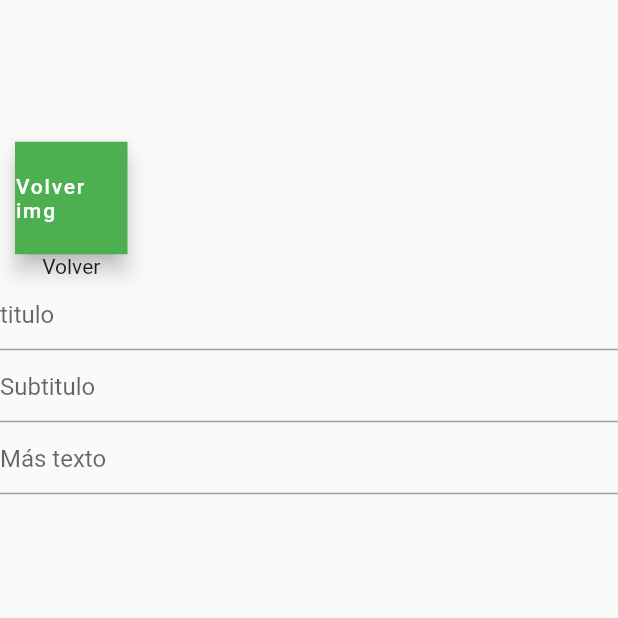
After one commit to edujimenezc/Flutter-Web-Creator-App, a Flutter app: the CreacionWebsPage screen opened directly, after a tap on "Cabecera", on a phone screen of 412 x 824 dp, the top half of it. The commit adds this screen. Run offline on Flutter 3.47's test engine with Material 2 defaults, Android fonts, the phone set to English and light mode, and no system bars; our stand-ins replace firebase_auth, firebase_core; accounts and stored records are empty.

Commit message:
avance en la creación de encabezados

```diff
--- /dev/null
+++ b/app/assets/jsonBase.json
@@ -0,0 +1,27 @@
+[
+
+	{
+		"h1": "titulo",
+		"h2": "",
+		"h3": "",
+		"divs": [
+			{
+				"div1":
+					{
+						"text": "hola",
+						"text2": "esto es otro p",
+						"imagen":"asas"
+					}
+				,
+				"div2":{
+					"text": "hola2"
+
+				}
+			}
+
+		]
+
+	}
+
+
+]
--- /dev/null
+++ b/app/lib/src/classes/Contenedor.dart
@@ -0,0 +1,10 @@
+import 'package:flutter/material.dart';
+
+class Contenedor{
+List<String> texto=[];
+
+
+
+
+
+}
--- /dev/null
+++ b/app/lib/src/classes/Encabezado.dart
@@ -0,0 +1,107 @@
+import 'package:ejemplobbdd/src/classes/Contenedor.dart';
+import 'package:flutter/material.dart';
+
+class Encabezado{
+String h1;
+String h2;
+String h3;
+List<dynamic> Listadivs;
+List<Contenedor> contenedores=[];
+Map<dynamic,dynamic> mapaDivs={};
+Encabezado(
+  {
+required this.h1,
+required this.h2,
+required this.h3,
+required this.Listadivs,
+}
+
+
+
+
+
+
+
+
+);
+
+
+
+
+String get getH1{
+return this.h1;
+}
+
+String get getH2{
+return this.h2;
+}
+
+String get getH3{
+return this.h3;
+}
+
+void set setH1(String text){
+this.h1=text;
+}
+
+void set setH2(String text){
+this.h2=text;
+}
+
+void set setH3(String text){
+this.h3=text;
+}
+
+
+
+void aniadirAContenedores(){
+  this.Listadivs.forEach((element) {mapaDivs=element;});
+  var i=0;
+
+  for (var item in mapaDivs.values) {
+
+
+    this.contenedores.add(Contenedor());
+for (var x in item.keys) {
+  if(x.toString().contains("text")){
+
+contenedores[i].texto.add(item[x]);
+  }
+
+ /*if(x.toString().contains("image")){
+print(item[x]);
+  }*/
+
+}
+
+
+i++;
+
+
+  }
+
+
+
+
+
+
+
+
+
+
+
+}
+
+
+static Encabezado fromJson(json)=> Encabezado(
+  h1: json["h1"],
+  h2: json["h2"],
+  h3: json["h3"],
+  Listadivs: json["divs"],
+
+);
+ @override
+String toString() {
+  return this.h1.toString();//me he quedado en que me ha leido bn el json y tal crea los getter y setter y la clase en condiciones y luego es mostrarlo
+}
+}
--- /dev/null
+++ b/app/lib/src/pages/EditorEncabezadoPage.dart
@@ -0,0 +1,299 @@
+import 'dart:collection';
+import 'dart:convert';
+
+import 'package:ejemplobbdd/src/classes/Encabezado.dart';
+import 'package:ejemplobbdd/src/pages/creacionWebsPage.dart';
+import 'package:ejemplobbdd/src/pages/homepage.dart';
+import 'package:flutter/material.dart';
+import 'package:flutter/services.dart';
+
+class EditorEncabezadoPage extends StatefulWidget {
+
+ @override
+  _EditorEncabezadoPage createState() => _EditorEncabezadoPage();
+
+}
+
+class _EditorEncabezadoPage extends State<EditorEncabezadoPage>{
+
+ @override
+  Widget build(BuildContext context) {
+
+
+
+    return Scaffold(
+body: Center(
+  child: Column(
+mainAxisSize: MainAxisSize.min,
+children: <Widget>[
+
+Row(children: <Widget>[
+
+  SizedBox(width: 10),
+_crearButtonVolver(),
+//SizedBox(width: 20),
+
+],),
+
+      Row(children: <Widget>[
+
+  SizedBox(width: 10),
+
+//SizedBox(width: 20),
+
+],),
+
+
+
+_crearEditable(),
+
+    SizedBox(height: 400),
+
+
+
+
+
+
+
+
+
+
+
+
+
+
+
+
+
+],
+
+  ),
+),
+
+
+    );
+  }
+
+
+
+
+
+
+
+
+
+
+
+
+
+
+
+
+
+ Widget _crearEditable() {
+readJson();
+    // menuProvider.cargarData()
+    return FutureBuilder(
+      future: readJson(),
+      initialData: [""],
+      builder: ( context, AsyncSnapshot<List<dynamic>> snapshot ){
+
+
+
+Encabezado EncabezadoActual=snapshot.data![0];
+EncabezadoActual.aniadirAContenedores();
+var h1="Titulo";
+var h2="Subtitulo";
+var h3="Más texto";
+
+
+if(EncabezadoActual.getH1.toString().isNotEmpty){
+h1=EncabezadoActual.getH1;
+}
+
+
+if(EncabezadoActual.getH2.toString().isNotEmpty){
+h2=EncabezadoActual.getH2;
+}
+
+if(EncabezadoActual.getH3.toString().isNotEmpty){
+h3=EncabezadoActual.getH3;
+}
+  return Column(
+
+children: <Widget>[
+
+TextField(
+
+      obscureText: true,
+      decoration: InputDecoration(
+
+        hintText: h1.toString(),
+        //labelText: 'Password',
+
+
+      ),
+      onChanged: (valor) =>setState(() {
+       // _pass = valor;
+      })
+    ),
+
+
+TextField(
+
+      obscureText: true,
+      decoration: InputDecoration(
+
+        hintText: h2.toString(),
+        //labelText: 'Password',
+
+
+      ),
+      onChanged: (valor) =>setState(() {
+       // _pass = valor;
+      })
+    ),
+
+
+TextField(
+
+      obscureText: true,
+      decoration: InputDecoration(
+
+        hintText: h3.toString(),
+
+
+
+
+        //labelText: 'Password',
+
+
+      ),
+      onChanged: (valor) =>setState(() {
+       // _pass = valor;
+      })
+    )
+
+
+
+
+
+],
+
+);
+
+      },
+    );
+
+
+
+
+
+  }
+
+
+
+
+
+
+
+
+
+
+
+
+
+
+
+
+  Future<List<dynamic>> readJson() async {
+
+    final String response = await rootBundle.loadString('assets/jsonBase.json');
+    final datos =json.decode(response);
+
+
+
+   return datos.map<Encabezado>(Encabezado.fromJson).toList();
+
+
+}
+
+
+
+
+
+
+
+
+
+
+
+
+
+
+
+
+
+
+
+
+
+
+
+
+
+Widget _crearButtonVolver(){
+
+
+return Column(
+
+  children: <Widget>[
+
+  Container(
+
+ height: 75.0,
+        width: 75.0,
+
+child: FloatingActionButton(
+   shape: BeveledRectangleBorder(
+          borderRadius: BorderRadius.zero
+     ),
+    heroTag: "btn3",
+        child: Text('Volver img'),
+        onPressed: (){
+
+
+
+ final route = MaterialPageRoute(
+
+    builder: (context){
+return CreacionWebsPage();
+
+    }
+  );
+
+Navigator.push(context, route);
+
+
+        }),
+
+),
+
+Text('Volver'),
+
+
+
+
+
+]);
+
+
+
+}
+
+
+
+
+
+
+}
--- a/app/lib/src/pages/creacionWebsPage.dart
+++ b/app/lib/src/pages/creacionWebsPage.dart
@@ -1,3 +1,4 @@
+import 'package:ejemplobbdd/src/pages/EditorEncabezadoPage.dart';
 import 'package:ejemplobbdd/src/pages/homepage.dart';
 import 'package:flutter/material.dart';
 
@@ -205,12 +206,13 @@ Text('Volver'),
 
 Widget  _cardCabecera() {
 
+return InkWell(
+    child: Card(
 
-
-return Card(
   elevation:1.0 ,//sombra
   shape: RoundedRectangleBorder(borderRadius: BorderRadius.circular(20.0)),//borde redondeado
   child: Column(
+
     children: <Widget>[
 ListTile(
   leading: Icon(Icons.photo_album),
@@ -229,7 +231,32 @@ ListTile(
 
     ],
   ),
+),
+    onTap: () {
+
+
+
+
+ final route = MaterialPageRoute(
+
+    builder: (context){
+return EditorEncabezadoPage();
+
+    }
+  );
+
+Navigator.push(context, route);
+
+
+
+
+
+
+
+    },
 );
+
+
 
 
 
--- a/app/pubspec.yaml
+++ b/app/pubspec.yaml
@@ -60,8 +60,8 @@ flutter:
   uses-material-design: true
 
   # To add assets to your application, add an assets section, like this:
-  # assets:
-  #   - images/a_dot_burr.jpeg
+  assets:
+     - assets/jsonBase.json
   #   - images/a_dot_ham.jpeg
 
   # An image asset can refer to one or more resolution-specific "variants", see
```
